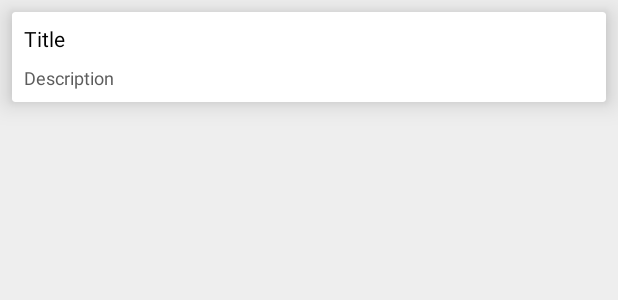
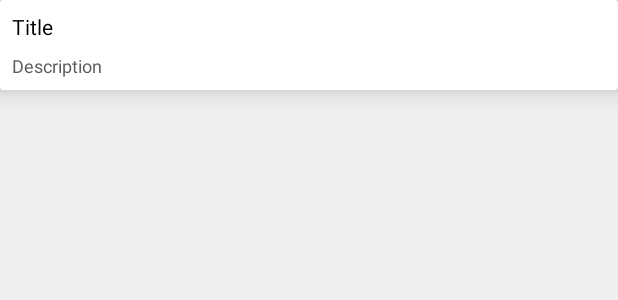
Before and after one commit to MrzAhmadi/MaterialNote, an Android app: the layout item_note.xml on its own in the app's theme, with its tools: preview values and no code run, on a phone screen of 412 x 824 dp. Shown: the top 300 px of the screen. Run offline under Robolectric (Android 15) with nearby library versions, the phone set to English and light mode, and no system bars.

Commit message:
remove hard margin from item_note

```diff
--- a/app/src/main/res/layout/item_note.xml
+++ b/app/src/main/res/layout/item_note.xml
@@ -4,7 +4,6 @@
     xmlns:app="http://schemas.android.com/apk/res-auto"
     android:layout_width="match_parent"
     android:layout_height="wrap_content"
-    android:layout_margin="@dimen/margin_8dp"
     android:orientation="vertical"
     android:elevation="10dp"
     app:elevation="10dp"
```
